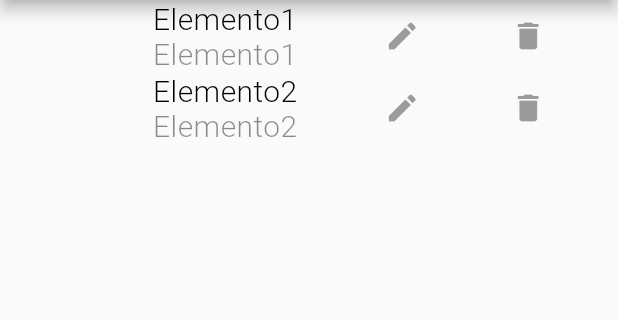
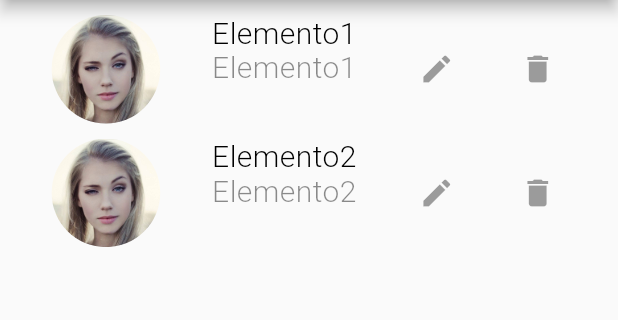
Before and after one commit to Wilopez95/AfriticApp_Mobile_Flutter, a Flutter app: the Pedidos screen opened by its route, on a phone screen of 412 x 824 dp, the part 84-404 px from its top. Run offline on Flutter 3.47's test engine with Material 2 defaults, Android fonts, the phone set to English and light mode, and no system bars; missing offline and left inert: swipedetector.

Commit message:
ListaProductos

```diff
--- a/afriticapp/lib/Components/PrototipoListaProductos.dart
+++ b/afriticapp/lib/Components/PrototipoListaProductos.dart
@@ -1,23 +1,23 @@
 import 'package:flutter/material.dart';
 
 class PrototipoListaProductos extends StatelessWidget {
-  PrototipoListaProductos({this.text});
+  PrototipoListaProductos({this.text, this.image});
   final String text;
+  final DecorationImage image;
   @override
   Widget build(BuildContext context) {
     return (new Container(
+      height: (MediaQuery.of(context).size.height/10),
+      width: (MediaQuery.of(context).size.height/10),
+      padding: EdgeInsets.all(5),
       child: new Row(
         mainAxisAlignment: MainAxisAlignment.spaceEvenly,
         children: <Widget>[
           new Container(
-            padding: EdgeInsets.only(left: 10,right: 10),
+            width: MediaQuery.of(context).size.height/10,
             decoration: new BoxDecoration(
-              image: new DecorationImage(
-                fit: BoxFit.cover,
-                image: AssetImage(
-                "assets/avatars/avatar-3.jpg",
-                )
-              ),
+              shape: BoxShape.circle,
+              image: image,
             )
           ),
           new Padding(
--- a/afriticapp/lib/Screens/Pedidos/index.dart
+++ b/afriticapp/lib/Screens/Pedidos/index.dart
@@ -17,6 +17,13 @@ class PedidosState extends State<Pedidos> {
   Widget build(BuildContext context)
   {
     Size screenSize = MediaQuery.of(context).size;
+
+    DecorationImage image = new DecorationImage(
+            fit: BoxFit.cover,
+            image: AssetImage(
+            "assets/avatars/avatar-3.jpg",
+            )
+          );
 
     AppBar appBar = new AppBar(
       title: Text("AfriticaApp"),
@@ -40,15 +47,20 @@ class PedidosState extends State<Pedidos> {
     List<PrototipoListaProductos> _items = <PrototipoListaProductos>[
       PrototipoListaProductos(
         text: "Elemento1",
+        image: image,
       ),
       PrototipoListaProductos(
         text: "Elemento2",
+        image: image,
       )
     ];
+
+
 
     return new Scaffold(
       appBar: appBar,
       body: ListView.builder(
+        padding: EdgeInsets.all(5),
         itemCount: _items.length,
         itemBuilder: (BuildContext context,int index){
           return _items[index%_items.length];
```
Also changed, not shown: 5 other files.
